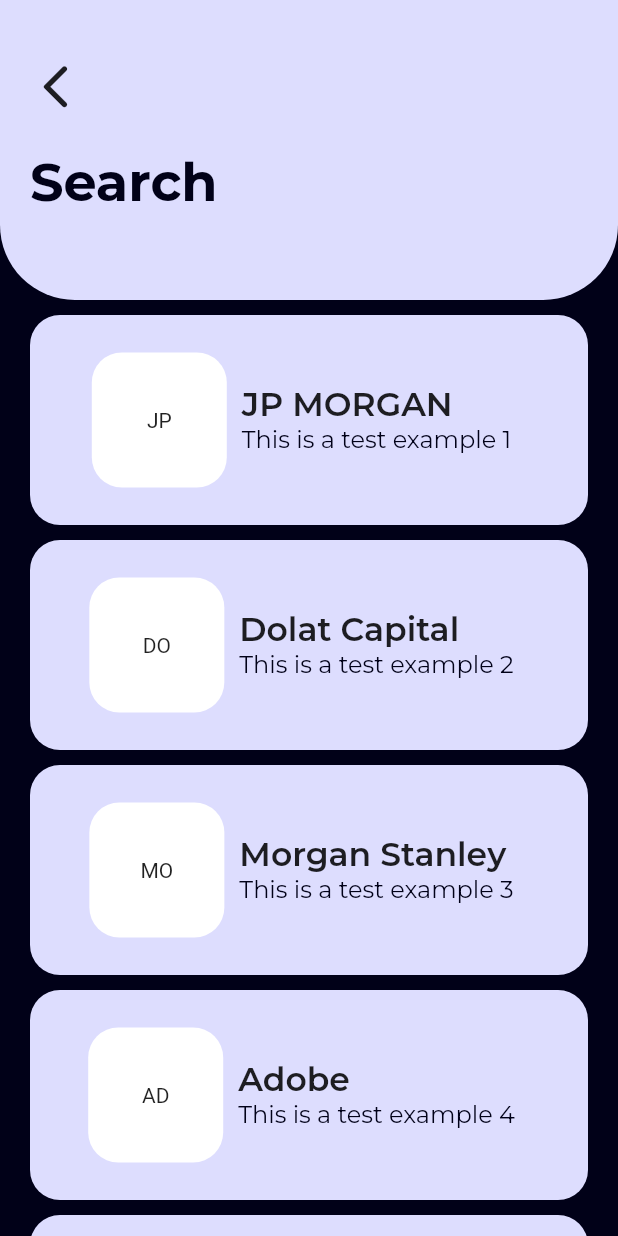
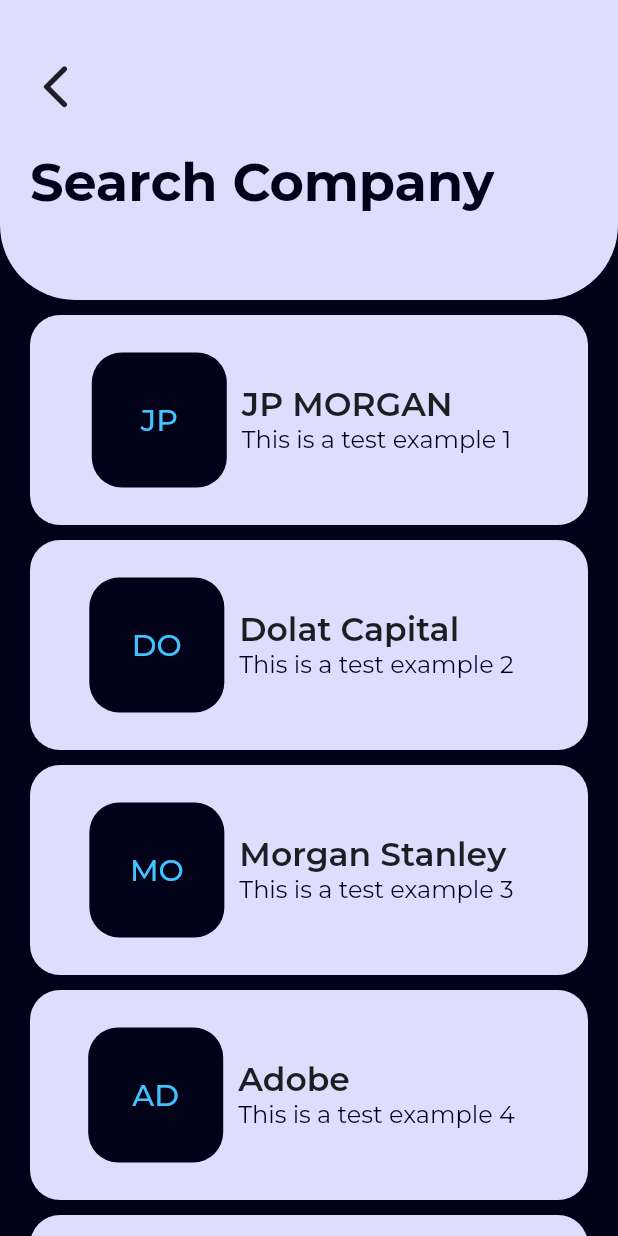
Before and after one commit to djscompute/PlacementCell_Compute, a Flutter app: the SearchCompanies screen opened directly, on a phone screen of 412 x 824 dp. Run offline on Flutter 3.47's test engine with Material 2 defaults, Android fonts, the phone set to English and light mode, and no system bars; our stand-ins replace dotted_border, google_fonts.

Commit message:
UI Changes to cards -- shivam

```diff
--- a/lib/screens/student/Search.dart
+++ b/lib/screens/student/Search.dart
@@ -48,7 +48,7 @@
                     top: 100,
                     left: 20,
                     child: Text(
-                      "Search",
+                      "Search Company",
                       style: GoogleFonts.montserrat(
                         fontSize: 35,
                         fontWeight: FontWeight.bold,
@@ -66,6 +66,7 @@
             right: 20,
             bottom: 0,
             child: ListView(
+              padding: EdgeInsets.all(0),
               children: const [
                 CompanyCard(
                     title: "JP MORGAN",
--- a/lib/screens/student/UploadDocs.dart
+++ b/lib/screens/student/UploadDocs.dart
@@ -85,6 +85,7 @@
             right: 20,
             bottom: 0,
             child: ListView(
+              padding: EdgeInsets.all(0),
               children: [
                 Docs(
                   text: "Resume",
--- a/lib/screens/student/homescreen.dart
+++ b/lib/screens/student/homescreen.dart
@@ -55,16 +55,16 @@
                             height: 40,
                             width: 40,
                             decoration: BoxDecoration(
-                              color: Colors.white,
+                              color: Color.fromRGBO(1, 1, 24, 1),
                               borderRadius: BorderRadius.circular(20),
                             ),
                             child: Center(
                                 child: Text(
                               "SN",
                               style: GoogleFonts.montserrat(
-                                  color: Color.fromRGBO(1, 1, 24, 1),
+                                  color: Colors.lightBlueAccent,
                                   fontSize: 16,
-                                  fontWeight: FontWeight.w400),
+                                  fontWeight: FontWeight.w500),
                             )),
                           ),
                         ],
--- a/lib/utils/Card_company.dart
+++ b/lib/utils/Card_company.dart
@@ -4,7 +4,8 @@
 class CompanyCard extends StatefulWidget {
   final String title;
   final String description;
-  const CompanyCard({required this.title, required this.description});
+  const CompanyCard(
+      {super.key, required this.title, required this.description});
 
   @override
   State<CompanyCard> createState() => _CompanyCardState();
@@ -29,10 +30,16 @@
             width: 90,
             decoration: BoxDecoration(
               borderRadius: BorderRadius.circular(20),
-              color: Colors.white,
+              color: const Color.fromRGBO(1, 1, 24, 1),
             ),
             child: Center(
-                child: Text(widget.title[0] + widget.title[1].toUpperCase())),
+                child: Text(
+              widget.title[0] + widget.title[1].toUpperCase(),
+              style: GoogleFonts.montserrat(
+                  color: Colors.lightBlueAccent,
+                  fontSize: 20,
+                  fontWeight: FontWeight.w500),
+            )),
           ),
           const SizedBox(
             width: 10,
--- a/lib/utils/Cards_docs.dart
+++ b/lib/utils/Cards_docs.dart
@@ -22,7 +22,7 @@
 
     return Container(
       padding: const EdgeInsets.fromLTRB(20, 10, 10, 20),
-      margin: EdgeInsets.fromLTRB(0, 10, 0, 10),
+      margin: const EdgeInsets.fromLTRB(0, 0, 0, 10),
       height: 175,
       decoration: BoxDecoration(
         borderRadius: BorderRadius.circular(25),
@@ -31,7 +31,7 @@
       child: Column(
         crossAxisAlignment: CrossAxisAlignment.start,
         children: [
-          SizedBox(
+          const SizedBox(
             height: 10,
           ),
           Text(
```
